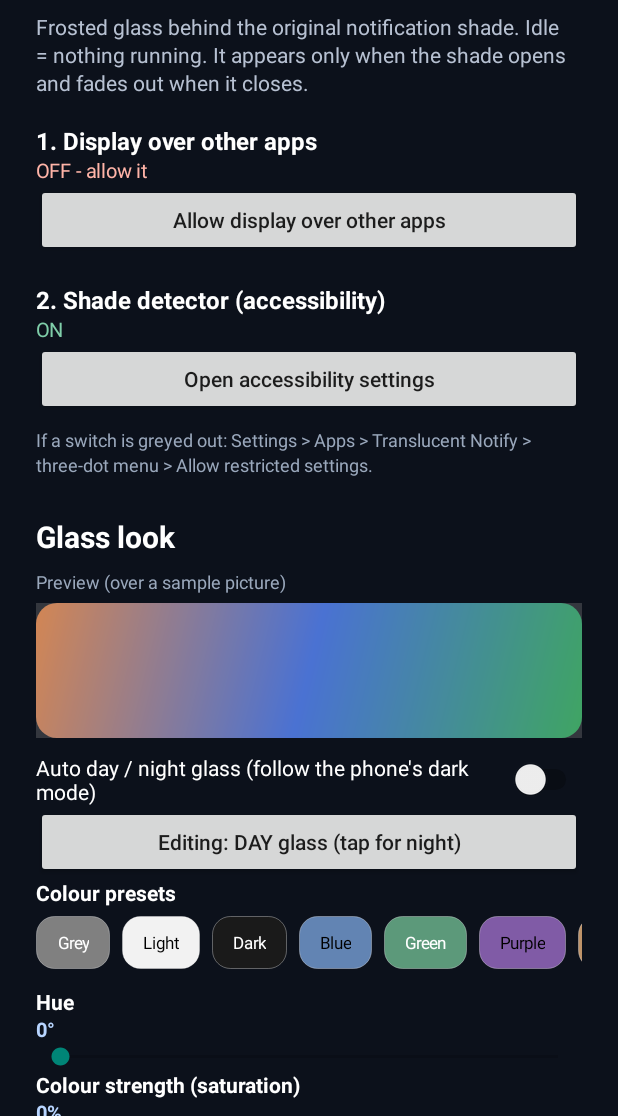
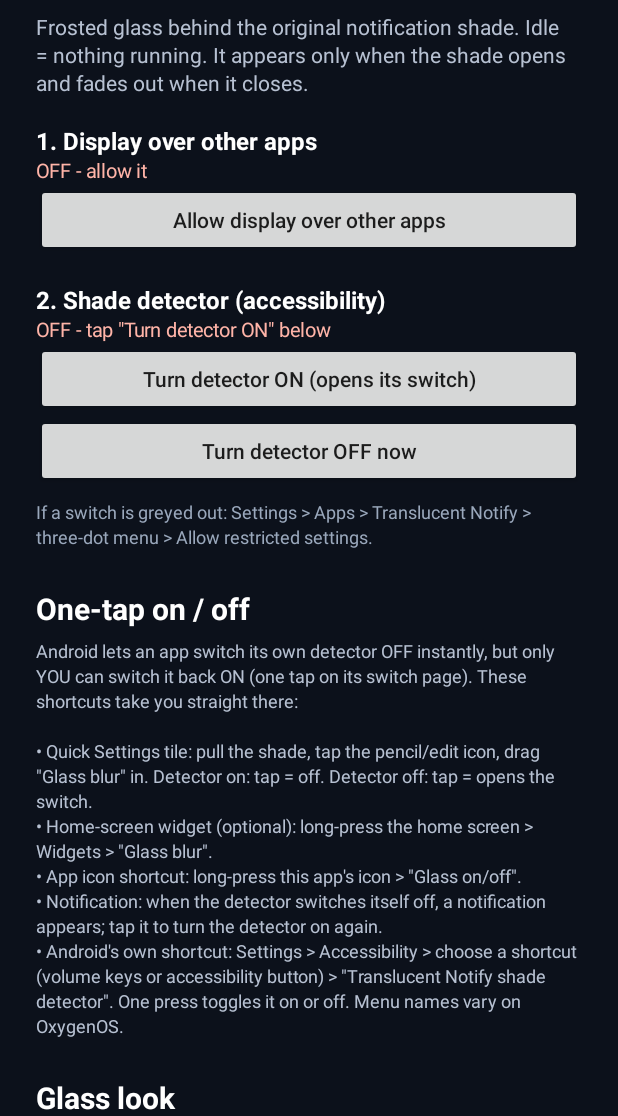
Before and after one commit to Wasifazhar00/Translucent-notify, an Android app: the screen it shows after launch (MainActivity), on a phone screen of 412 x 824 dp, the part 120-1236 px from its top. Run offline under Robolectric (Android 15) with nearby library versions, the phone set to English and light mode, and no system bars.

Commit message:
v7.1.0: no adb/root. Detector switches itself off for protected apps; one-tap on/off via tile, optional widget, app shortcut, notification. Owner mode removed.

```diff
--- a/app/build.gradle.kts
+++ b/app/build.gradle.kts
@@ -11,8 +11,8 @@ android {
         applicationId = "com.wasif.translucentnotify"
         minSdk = 26
         targetSdk = 35
-        versionCode = 15
-        versionName = "7.0.0"
+        versionCode = 16
+        versionName = "7.1.0"
     }
 
     signingConfigs {
--- a/app/src/main/java/com/wasif/translucentnotify/MainActivity.kt
+++ b/app/src/main/java/com/wasif/translucentnotify/MainActivity.kt
@@ -35,7 +35,6 @@ class MainActivity : Activity() {
     private lateinit var overlayStatus: TextView
     private lateinit var a11yStatus: TextView
     private lateinit var blurStatus: TextView
-    private lateinit var ownerStatus: TextView
     private lateinit var appsLabel: TextView
     private lateinit var dumpView: TextView
     private lateinit var profileButton: Button
@@ -78,13 +77,29 @@ class MainActivity : Activity() {
             .apply { setPadding(0, dp(18), 0, 0) })
         a11yStatus = label("", 13, MUTED, false)
         page.addView(a11yStatus)
-        page.addView(button("Open accessibility settings") {
-            startActivity(Intent(Settings.ACTION_ACCESSIBILITY_SETTINGS))
+        page.addView(button("Turn detector ON (opens its switch)") { Detector.openEnablePage(this) })
+        page.addView(button("Turn detector OFF now") {
+            if (Detector.turnOff(this, "Turned off in the app")) {
+                toast("Detector off.")
+                main.postDelayed({ refreshStatus() }, 600)
+            } else toast("The detector is already off.")
         })
         page.addView(label(
             "If a switch is greyed out: Settings > Apps > Translucent Notify > three-dot menu > Allow restricted settings.",
             12, HINT, false
         ).apply { setPadding(0, dp(8), 0, 0) })
+
+        // ---- one-tap controls ----
+        page.addView(label("One-tap on / off", 20, Color.WHITE, true).apply { setPadding(0, dp(26), 0, dp(6)) })
+        page.addView(label(
+            "Android lets an app switch its own detector OFF instantly, but only YOU can switch it back ON (one tap on its switch page). These shortcuts take you straight there:\n\n" +
+                "\u2022 Quick Settings tile: pull the shade, tap the pencil/edit icon, drag \"Glass blur\" in. Detector on: tap = off. Detector off: tap = opens the switch.\n" +
+                "\u2022 Home-screen widget (optional): long-press the home screen > Widgets > \"Glass blur\".\n" +
+                "\u2022 App icon shortcut: long-press this app's icon > \"Glass on/off\".\n" +
+                "\u2022 Notification: when the detector switches itself off, a notification appears; tap it to turn the detector on again.\n" +
+                "\u2022 Android's own shortcut: Settings > Accessibility > choose a shortcut (volume keys or accessibility button) > \"Translucent Notify shade detector\". One press toggles it on or off. Menu names vary on OxygenOS.",
+            12, MUTED, false
+        ))
 
         // ---- look ----
         page.addView(label("Glass look", 20, Color.WHITE, true).apply { setPadding(0, dp(26), 0, dp(8)) })
@@ -163,81 +178,34 @@ class MainActivity : Activity() {
             else s.preview()
         })
 
-        // ---- owner mode ----
-        page.addView(label("Owner mode", 20, Color.WHITE, true).apply { setPadding(0, dp(26), 0, dp(6)) })
+        // ---- banking / protected apps ----
+        page.addView(label("Banking and protected apps", 20, Color.WHITE, true).apply { setPadding(0, dp(26), 0, dp(6)) })
         page.addView(label(
-            "For your own phone. One-time setup lets this app switch its own detector on and off. Then it can: turn the detector back on by itself (boot, update, app open), revive it if the system stopped it, and pause it while a banking app is open.\n\n" +
-                "Run this once from a computer (or a wireless-debugging app on the phone):",
-            12, MUTED, false
-        ))
-        page.addView(label(
-            "adb shell pm grant $packageName android.permission.WRITE_SECURE_SETTINGS",
-            12, ACCENT, false
-        ).apply { typeface = Typeface.MONOSPACE; setTextIsSelectable(true); setPadding(0, dp(8), 0, dp(4)) })
-        ownerStatus = label("", 13, MUTED, false)
-        page.addView(ownerStatus)
-
-        page.addView(Switch(this).apply {
-            text = "Keep the detector switched on by itself"
-            setTextColor(Color.WHITE)
-            isChecked = Prefs.ownerAuto(this@MainActivity)
-            setOnCheckedChangeListener { _, on -> Prefs.setOwnerAuto(this@MainActivity, on) }
-        })
-        page.addView(button("Revive detector now") {
-            if (OwnerMode.granted(this)) {
-                OwnerMode.revive(this)
-                toast("Detector restarted.")
-                main.postDelayed({ refreshStatus() }, 900)
-            } else toast("Owner mode is not set up yet.")
-        })
-
-        page.addView(label("Banking and protected apps", 16, Color.WHITE, true).apply { setPadding(0, dp(18), 0, 0) })
-        page.addView(label(
-            "Banking and wallet apps may refuse to run while ANY accessibility service is on. This app does not hide from those checks. Instead it really switches the detector off for them.\n\n" +
-                "The automatic pause starts when a protected app opens. An app that checks only in its first split second can still complain: then use the Quick Settings tile or the shortcut to switch the detector off BEFORE opening it.",
+            "Banking and wallet apps may refuse to run while ANY accessibility service is on. This app does not hide from those checks. Instead the detector really switches itself off when you open an app you choose here.\n\n" +
+                "It switches off right as the app opens. An app that checks only in its very first split second can still complain once: then switch the detector off BEFORE opening it (tile, widget, shortcut). Turn it back on afterwards with the notification or the same shortcuts.",
             12, MUTED, false
         ))
         appsLabel = label("", 13, ACCENT, true)
         page.addView(appsLabel)
         page.addView(button("Choose protected apps") { pickApps() })
         page.addView(Switch(this).apply {
-            text = "Pause automatically when a protected app opens"
+            text = "Switch the detector off when a protected app opens"
             setTextColor(Color.WHITE)
-            isChecked = Prefs.autoPause(this@MainActivity)
-            setOnCheckedChangeListener { _, on -> Prefs.setAutoPause(this@MainActivity, on) }
+            isChecked = Prefs.autoOff(this@MainActivity)
+            setOnCheckedChangeListener { _, on -> Prefs.setAutoOff(this@MainActivity, on) }
         })
-        page.addView(label("Resume by itself after", 14, Color.WHITE, true).apply { setPadding(0, dp(8), 0, 0) })
-        page.addView(slider(60, Prefs.pauseMin(this), " min") { Prefs.setPauseMin(this, it.coerceAtLeast(1)) }.row)
-        page.addView(label("You can also resume by tapping the \"Glass detector paused\" notification.", 12, HINT, false))
-        page.addView(button("Pause detector now") {
-            if (OwnerMode.granted(this)) {
-                OwnerMode.pause(this, "Paused from the app", null)
-                toast("Detector paused. Your banking app can be opened now.")
-            } else {
-                val s = ShadeBlurService.instance
-                if (s == null) toast("The detector is already off.")
-                else {
-                    s.disableSelf()
-                    toast("Detector paused. Switch it on again in Accessibility settings.")
-                }
-            }
-            main.postDelayed({ refreshStatus() }, 600)
-        })
+
+        // ---- keep alive ----
+        page.addView(label("Keep it alive", 16, Color.WHITE, true).apply { setPadding(0, dp(22), 0, 0) })
         page.addView(label(
-            "Quick Settings tile: pull the shade, tap the pencil/edit icon, and drag \"Glass blur\" into your tiles. One tap = detector off, another tap = on (needs owner mode).",
-            12, HINT, false
-        ).apply { setPadding(0, dp(8), 0, 0) })
-
-        page.addView(label("Keep it alive", 16, Color.WHITE, true).apply { setPadding(0, dp(18), 0, 0) })
-        page.addView(label(
-            "If the glass sometimes does not appear, OxygenOS may have stopped the detector to save battery. Allow background use, and allow notifications for the pause notice.",
+            "If the glass sometimes does not appear, OxygenOS may have stopped the detector to save battery. Allow background use for this app. If it still stops, switch the detector off and on again (tile, widget or shortcut).",
             12, MUTED, false
         ))
         page.addView(button("Allow background use (battery)") {
             runCatching {
                 startActivity(Intent(Settings.ACTION_REQUEST_IGNORE_BATTERY_OPTIMIZATIONS, Uri.parse("package:$packageName")))
             }.onFailure {
-                startActivity(Intent(Settings.ACTION_IGNORE_BATTERY_OPTIMIZATION_SETTINGS))
+                runCatching { startActivity(Intent(Settings.ACTION_IGNORE_BATTERY_OPTIMIZATION_SETTINGS)) }
             }
         })
         page.addView(button("Allow notifications") {
@@ -268,17 +236,6 @@ class MainActivity : Activity() {
     override fun onResume() {
         super.onResume()
         refreshStatus()
-        // Owner mode: switch the detector on if it is off, or restart it if it is on but not running.
-        if (Prefs.ownerAuto(this) && OwnerMode.granted(this)) {
-            if (!OwnerMode.isEnabled(this)) {
-                OwnerMode.setEnabled(this, true)
-            } else {
-                main.postDelayed({
-                    if (OwnerMode.isEnabled(this) && ShadeBlurService.instance == null) OwnerMode.revive(this)
-                }, 1800)
-            }
-            main.postDelayed({ refreshStatus() }, 2500)
-        }
     }
 
     override fun onDestroy() {
@@ -289,17 +246,15 @@ class MainActivity : Activity() {
     // ---------- status ----------
 
     private fun refreshStatus() {
-        val a11y = OwnerMode.isEnabled(this)
         status(overlayStatus, Settings.canDrawOverlays(this), "ON", "OFF - allow it")
-        status(a11yStatus, a11y, "ON", "OFF - turn on \"Translucent Notify shade detector\"")
+        val enabled = Detector.isEnabled(this)
+        status(a11yStatus, enabled, "ON", "OFF - tap \"Turn detector ON\" below")
         val wm = getSystemService(Context.WINDOW_SERVICE) as WindowManager
         blurStatus.text = when {
             Build.VERSION.SDK_INT < 31 -> "Blur: not supported (Android 12+ needed). Tint only."
             wm.isCrossWindowBlurEnabled -> "Blur: supported on this device."
             else -> "Blur: switched off by the system right now (battery saver, developer option or OEM setting). Tint only."
         }
-        val owner = OwnerMode.granted(this)
-        status(ownerStatus, owner, "Owner mode: READY", "Owner mode: not set up (needs the one-time command above)")
         val n = Prefs.protectedApps(this).size
         appsLabel.text = if (n == 0) "No protected apps chosen" else "$n protected app(s) chosen"
     }
--- a/app/src/main/java/com/wasif/translucentnotify/OwnerMode.kt
+++ b/app/src/main/java/com/wasif/translucentnotify/OwnerMode.kt
@@ -1,111 +1,3 @@
 package com.wasif.translucentnotify
 
-import android.app.AlarmManager
-import android.app.Notification
-import android.app.NotificationChannel
-import android.app.NotificationManager
-import android.app.PendingIntent
-import android.content.ComponentName
-import android.content.Context
-import android.content.Intent
-import android.content.pm.PackageManager
-import android.os.Handler
-import android.os.Looper
-import android.os.SystemClock
-import android.provider.Settings
-
-/**
- * Owner mode. Works only after ONE one-time grant of WRITE_SECURE_SETTINGS (adb shell pm grant ...).
- * With it the app can switch its own accessibility service on and off, so it can:
- *  - turn the detector back on by itself (boot, app update, app opened, Quick Settings tile),
- *  - revive it if the system stopped it,
- *  - pause it while a protected app is open and resume it later (timer or notification tap).
- * It never hides the service from other apps: while paused the service is really switched off.
- */
-object OwnerMode {
-    const val ACTION_RESUME = "com.wasif.translucentnotify.RESUME"
-    private const val PERMISSION = "android.permission.WRITE_SECURE_SETTINGS"
-    private const val CHANNEL = "owner"
-    private const val NOTICE_ID = 42
-
-    fun granted(c: Context) = c.checkSelfPermission(PERMISSION) == PackageManager.PERMISSION_GRANTED
-
-    private fun me(c: Context) = ComponentName(c, ShadeBlurService::class.java)
-
-    private fun enabledList(c: Context): List<String> =
-        Settings.Secure.getString(c.contentResolver, Settings.Secure.ENABLED_ACCESSIBILITY_SERVICES)
-            .orEmpty().split(':').filter { it.isNotBlank() }
-
-    /** Is the detector switched on in Accessibility settings? */
-    fun isEnabled(c: Context): Boolean {
-        val me = me(c)
-        return enabledList(c).any { ComponentName.unflattenFromString(it) == me }
-    }
-
-    fun setEnabled(c: Context, on: Boolean): Boolean {
-        if (!granted(c)) return false
-        val me = me(c)
-        return runCatching {
-            val rest = enabledList(c).filter { ComponentName.unflattenFromString(it) != me }
-            val next = if (on) rest + me.flattenToString() else rest
-            Settings.Secure.putString(
-                c.contentResolver, Settings.Secure.ENABLED_ACCESSIBILITY_SERVICES, next.joinToString(":")
-            )
-            if (on) Settings.Secure.putInt(c.contentResolver, Settings.Secure.ACCESSIBILITY_ENABLED, 1)
-            true
-        }.getOrDefault(false)
-    }
-
-    /** Switch the detector off. [minutes] = resume by itself after that long; null = only on request. */
-    fun pause(c: Context, why: String, minutes: Int?) {
-        if (!setEnabled(c, false)) return
-        notice(c, why)
-        if (minutes != null) scheduleResume(c, minutes) else cancelResume(c)
-    }
-
-    fun resume(c: Context) {
-        cancelResume(c)
-        (c.getSystemService(Context.NOTIFICATION_SERVICE) as NotificationManager).cancel(NOTICE_ID)
-        setEnabled(c, true)
-    }
-
-    /** Off then on again: makes Android bind the service afresh if it was stopped. */
-    fun revive(c: Context) {
-        if (!setEnabled(c, false)) return
-        Handler(Looper.getMainLooper()).postDelayed({ setEnabled(c, true) }, 400)
-    }
-
-    private fun resumeIntent(c: Context): PendingIntent = PendingIntent.getBroadcast(
-        c, 1,
-        Intent(c, ResumeReceiver::class.java).setAction(ACTION_RESUME),
-        PendingIntent.FLAG_IMMUTABLE or PendingIntent.FLAG_UPDATE_CURRENT
-    )
-
-    private fun scheduleResume(c: Context, minutes: Int) {
-        val am = c.getSystemService(Context.ALARM_SERVICE) as AlarmManager
-        am.setAndAllowWhileIdle(
-            AlarmManager.ELAPSED_REALTIME_WAKEUP,
-            SystemClock.elapsedRealtime() + minutes * 60_000L,
-            resumeIntent(c)
-        )
-    }
-
-    private fun cancelResume(c: Context) {
-        (c.getSystemService(Context.ALARM_SERVICE) as AlarmManager).cancel(resumeIntent(c))
-    }
-
-    private fun notice(c: Context, text: String) {
-        val nm = c.getSystemService(Context.NOTIFICATION_SERVICE) as NotificationManager
-        nm.createNotificationChannel(
-            NotificationChannel(CHANNEL, "Detector paused", NotificationManager.IMPORTANCE_LOW)
-        )
-        val n = Notification.Builder(c, CHANNEL)
-            .setSmallIcon(android.R.drawable.ic_media_pause)
-            .setContentTitle("Glass detector paused")
-            .setContentText("$text. Tap to resume.")
-            .setContentIntent(resumeIntent(c))
-            .setAutoCancel(true)
-            .build()
-        nm.notify(NOTICE_ID, n)
-    }
-}
+// Removed in v7.1: owner mode needed an adb permission grant. Replaced by Detector.kt.
--- a/app/src/main/java/com/wasif/translucentnotify/Prefs.kt
+++ b/app/src/main/java/com/wasif/translucentnotify/Prefs.kt
@@ -56,19 +56,11 @@ object Prefs {
     fun dimQs(c: Context) = sp(c).getInt("dimQs", 0).coerceIn(0, 50)
     fun setDimQs(c: Context, v: Int) = sp(c).edit().putInt("dimQs", v.coerceIn(0, 50)).apply()
 
-    // ---- owner mode ----
+    // ---- protected apps ----
 
-    /** Keep the detector switched on by itself (needs the owner-mode permission). */
-    fun ownerAuto(c: Context) = sp(c).getBoolean("ownerAuto", true)
-    fun setOwnerAuto(c: Context, v: Boolean) = sp(c).edit().putBoolean("ownerAuto", v).apply()
-
-    /** Pause the detector while one of the protected apps opens, resume later. */
-    fun autoPause(c: Context) = sp(c).getBoolean("autoPause", false)
-    fun setAutoPause(c: Context, v: Boolean) = sp(c).edit().putBoolean("autoPause", v).apply()
-
-    /** Minutes until the detector resumes by itself after an automatic pause, 1..60. */
-    fun pauseMin(c: Context) = sp(c).getInt("pauseMin", 10).coerceIn(1, 60)
-    fun setPauseMin(c: Context, v: Int) = sp(c).edit().putInt("pauseMin", v.coerceIn(1, 60)).apply()
+    /** Switch the detector off by itself when one of the protected apps opens. */
+    fun autoOff(c: Context) = sp(c).getBoolean("autoOff", false)
+    fun setAutoOff(c: Context, v: Boolean) = sp(c).edit().putBoolean("autoOff", v).apply()
 
     fun protectedApps(c: Context): Set<String> = sp(c).getStringSet("protected", emptySet()) ?: emptySet()
     fun setProtectedApps(c: Context, s: Set<String>) =
--- /dev/null
+++ b/app/src/main/res/drawable/widget_bg.xml
@@ -0,0 +1,6 @@
+<?xml version="1.0" encoding="utf-8"?>
+<shape xmlns:android="http://schemas.android.com/apk/res/android"
+    android:shape="rectangle">
+    <solid android:color="#E61C2536" />
+    <corners android:radius="18dp" />
+</shape>
--- a/app/src/main/res/values/strings.xml
+++ b/app/src/main/res/values/strings.xml
@@ -1,4 +1,6 @@
 <?xml version="1.0" encoding="utf-8"?>
 <resources>
     <string name="a11y_description">Only detects when the notification shade is open or closed so a blur layer can be shown behind it. It does not read, store or send any screen content and does not touch gestures.</string>
+    <string name="shortcut_toggle">Glass on/off</string>
+    <string name="shortcut_toggle_long">Turn the glass detector on or off</string>
 </resources>
```
Also changed, not shown: app/src/main/AndroidManifest.xml (+19 -12 lines), app/src/main/java/com/wasif/translucentnotify/Detector.kt (added, +84 -0 lines), app/src/main/java/com/wasif/translucentnotify/DetectorTile.kt (+16 -15 lines), app/src/main/java/com/wasif/translucentnotify/GlassWidget.kt (added, +41 -0 lines), app/src/main/java/com/wasif/translucentnotify/ResumeReceiver.kt (+1 -14 lines), app/src/main/java/com/wasif/translucentnotify/ShadeBlurService.kt (+21 -5 lines), app/src/main/java/com/wasif/translucentnotify/ToggleActivity.kt (added, +22 -0 lines), app/src/main/res/layout/widget_glass.xml (added, +27 -0 lines), app/src/main/res/xml/glass_widget_info.xml (added, +10 -0 lines), app/src/main/res/xml/shortcuts.xml (added, +13 -0 lines), 1 other file.
